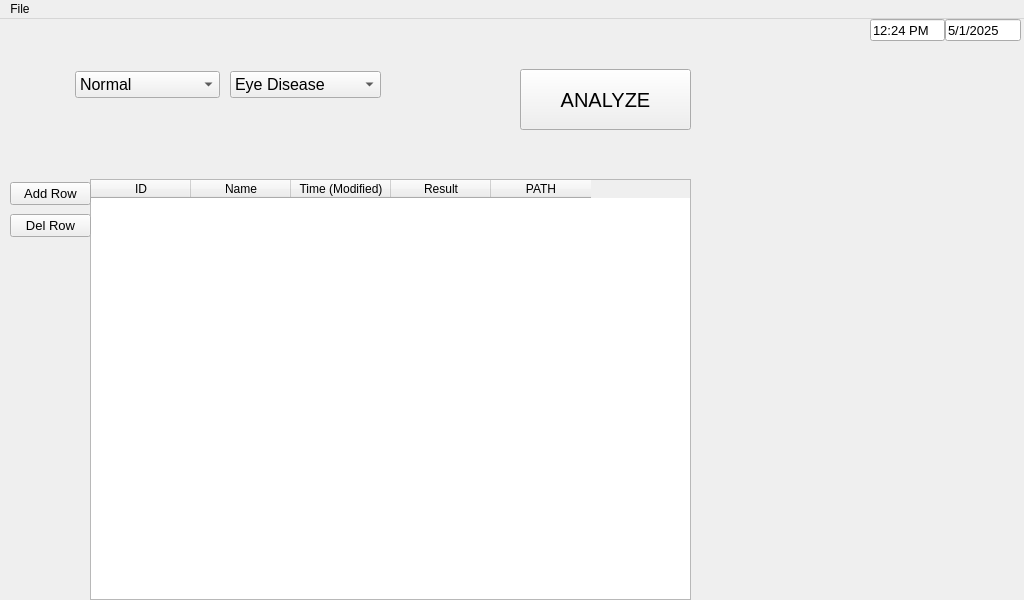
First picture: the form in UI/Eye.ui, repository JARVIS843/Portable-Medical-Console, before the edit.
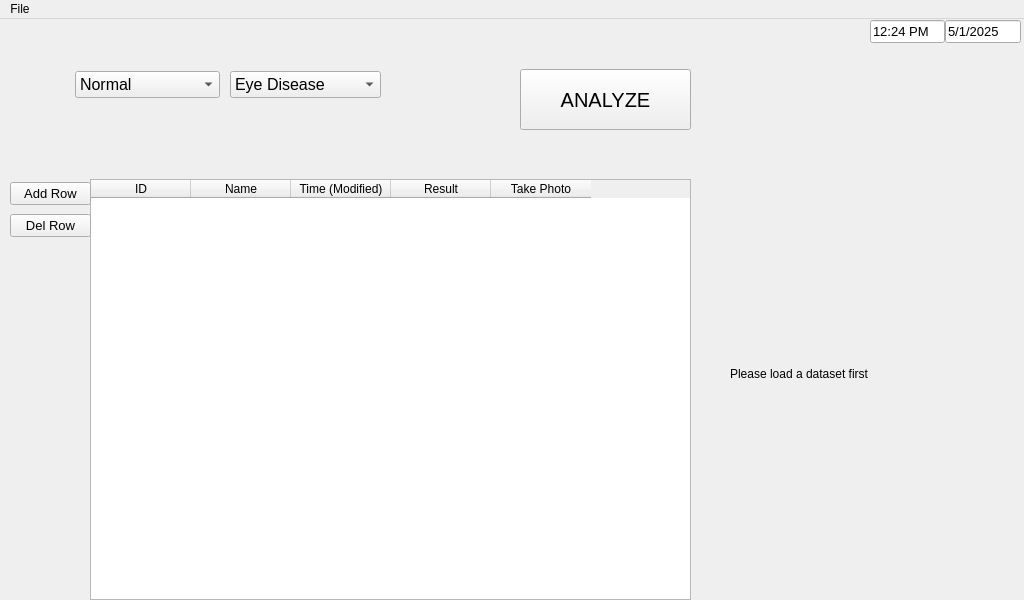
Second picture: the form after the edit.

Commit message: Completed Eye

```diff
--- a/UI/Eye.ui
+++ b/UI/Eye.ui
@@ -87,7 +87,7 @@
     </column>
     <column>
      <property name="text">
-      <string>PATH</string>
+      <string>Take Photo</string>
      </property>
     </column>
    </widget>
@@ -158,7 +158,7 @@
       <x>870</x>
       <y>0</y>
       <width>151</width>
-      <height>22</height>
+      <height>25</height>
      </rect>
     </property>
     <layout class="QHBoxLayout" name="HL_Time_Date">
@@ -227,6 +227,19 @@
      </item>
     </layout>
    </widget>
+   <widget class="QLabel" name="imageDisplayer">
+    <property name="geometry">
+     <rect>
+      <x>730</x>
+      <y>230</y>
+      <width>250</width>
+      <height>250</height>
+     </rect>
+    </property>
+    <property name="text">
+     <string>Please load a dataset first</string>
+    </property>
+   </widget>
   </widget>
   <widget class="QMenuBar" name="menuBar">
    <property name="geometry">
```
Left out of the diff: 2 changed lines with no effect on the pictures. The commit also changes 2 other files.
